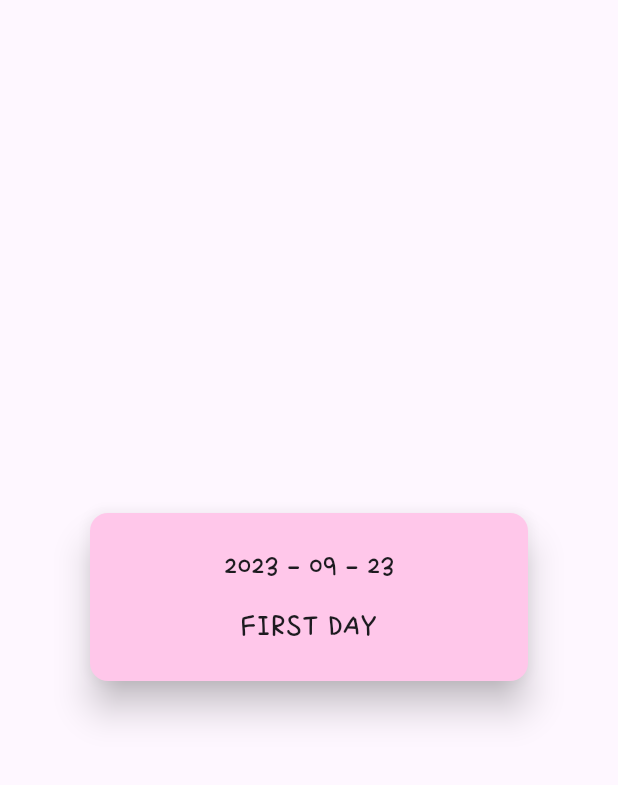
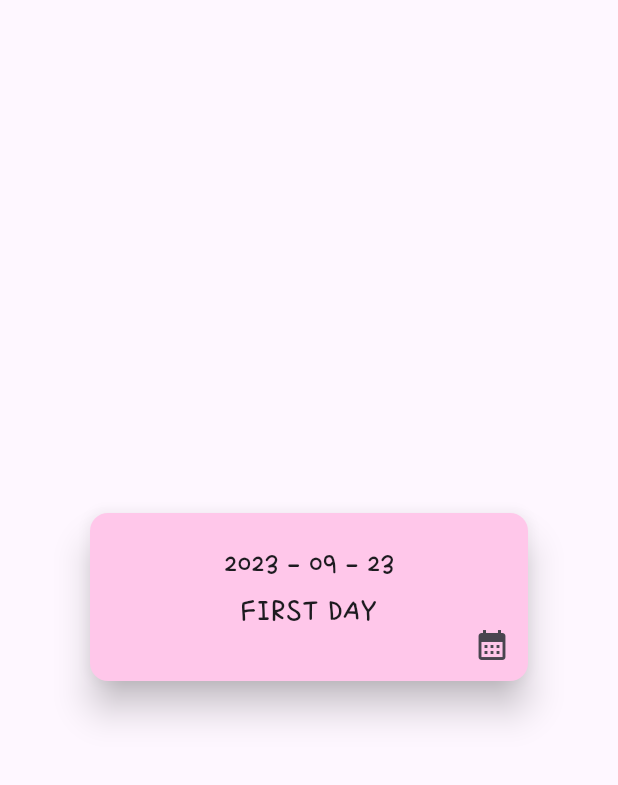
Before and after one commit to tyange/both_of_us, a Flutter app: the ResultScreen screen opened directly with empty values, on a phone screen of 412 x 824 dp, the part 63-848 px from its top. Run offline on Flutter 3.47's test engine with Material 2 defaults, Android fonts, the phone set to English and light mode, and no system bars; missing offline and left inert: add_2_calendar.

Commit message:
add to calendar 기능 추가

```diff
--- a/lib/models/anniversary.dart
+++ b/lib/models/anniversary.dart
@@ -1,13 +1,13 @@
+import 'package:flutter/material.dart';
+
 class Anniversary {
   Anniversary({
     required this.date,
-    required this.isFirstDay,
-    required this.isCurrentDay,
-    required this.isYearAnniversary,
+    required this.displayTitle,
+    required this.bgColor,
   });
 
   final DateTime date;
-  bool isFirstDay;
-  bool isCurrentDay;
-  bool isYearAnniversary;
+  String displayTitle;
+  Color bgColor;
 }
--- a/lib/screens/result.dart
+++ b/lib/screens/result.dart
@@ -2,12 +2,17 @@ import 'package:both_of_us/models/anniversary.dart';
 import 'package:both_of_us/widgets/anniversary_card.dart';
 import 'package:flutter/material.dart';
 
-Map<String, int> anniversaryInterval = {
+const Map<String, int> anniversaryInterval = {
   "hundred": 100,
   "year": 365,
 };
 
-double extent = 120.0;
+const double extent = 120.0;
+
+const int firstDayColorHex = 0xffFBF0B2;
+const int currentDayColorHex = 0xffFFC7EA;
+const int yearAnniversaryColorHex = 0xffD8B4F8;
+const int hundredAnniversaryColorHex = 0xffCAEDFF;
 
 class ResultScreen extends StatefulWidget {
   const ResultScreen({
@@ -75,6 +80,42 @@ class _ResultScreenState extends State<ResultScreen> {
     return Set.from(anniversariesDate);
   }
 
+  String _displayDays(DateTime anniversaryDate, DateTime firstDay) {
+    int days = anniversaryDate.difference(firstDay).inDays;
+
+    if (days == 0) {
+      return 'FIRST DAY';
+    }
+
+    bool isYearAnniversary = anniversaryDate.month == widget.firstDay.month &&
+        anniversaryDate.day == widget.firstDay.day;
+
+    if (isYearAnniversary) {
+      final years = anniversaryDate.year - firstDay.year;
+
+      return '$years주년';
+    }
+
+    return '$days일';
+  }
+
+  Color _displayColor(DateTime anniversaryDate) {
+    if (anniversaryDate == widget.firstDay) {
+      return const Color(firstDayColorHex);
+    }
+
+    if (anniversaryDate == nowDate) {
+      return const Color(currentDayColorHex);
+    }
+
+    if (anniversaryDate.month == widget.firstDay.month &&
+        anniversaryDate.day == widget.firstDay.day) {
+      return const Color(yearAnniversaryColorHex);
+    } else {
+      return const Color(hundredAnniversaryColorHex);
+    }
+  }
+
   List<Anniversary> _getAnniversaryList(
       DateTime targetDate, DateTime firstDay) {
     Set<DateTime> hundredAnniversaries = _getAnniversaries(
@@ -89,12 +130,9 @@ class _ResultScreenState extends State<ResultScreen> {
 
     for (DateTime anniversaryDate in calculatedAnniversariesDate) {
       anniversaries.add(Anniversary(
-        date: anniversaryDate,
-        isFirstDay: anniversaryDate == widget.firstDay,
-        isCurrentDay: anniversaryDate == nowDate,
-        isYearAnniversary: anniversaryDate.month == nowDate.month &&
-            anniversaryDate.day == nowDate.day,
-      ));
+          date: anniversaryDate,
+          displayTitle: _displayDays(anniversaryDate, firstDay),
+          bgColor: _displayColor(anniversaryDate)));
     }
 
     anniversaries.sort((a, b) => a.date.compareTo(b.date));
@@ -116,7 +154,7 @@ class _ResultScreenState extends State<ResultScreen> {
 
   void _jumpToCurrentDay() {
     int currentDayAnniversaryIndex =
-        _allAnniversaries.indexWhere((element) => element.isCurrentDay);
+        _allAnniversaries.indexWhere((element) => element.date == nowDate);
 
     if (currentDayAnniversaryIndex == -1) {
       return;
@@ -180,7 +218,6 @@ class _ResultScreenState extends State<ResultScreen> {
           for (final anniversary in _allAnniversaries)
             AnniversaryCard(
               anniversary: anniversary,
-              firstDay: widget.firstDay,
             )
         ],
       ),
--- a/lib/widgets/anniversary_card.dart
+++ b/lib/widgets/anniversary_card.dart
@@ -1,53 +1,33 @@
 import 'package:flutter/material.dart';
 import 'package:intl/intl.dart';
+import 'package:add_2_calendar/add_2_calendar.dart';
 
 import 'package:both_of_us/models/anniversary.dart';
-
-const int firstDayColorHex = 0xffFBF0B2;
-const int currentDayColorHex = 0xffFFC7EA;
-const int yearAnniversaryColorHex = 0xffD8B4F8;
-const int hundredAnniversaryColorHex = 0xffCAEDFF;
 
 class AnniversaryCard extends StatelessWidget {
   const AnniversaryCard({
     super.key,
     required this.anniversary,
-    required this.firstDay,
   });
 
   final Anniversary anniversary;
-  final DateTime firstDay;
 
-  String _displayDays(Anniversary anniversary, DateTime firstDay) {
-    int days = anniversary.date.difference(firstDay).inDays;
-
-    if (days == 0) {
-      return 'FIRST DAY';
-    }
-
-    if (anniversary.isYearAnniversary) {
-      final years = anniversary.date.year - firstDay.year;
-
-      return '$years주년';
-    }
-
-    return '$days일';
-  }
-
-  Color _displayColor(Anniversary anniversary) {
-    if (anniversary.isFirstDay) {
-      return const Color(firstDayColorHex);
-    }
-
-    if (anniversary.isCurrentDay) {
-      return const Color(currentDayColorHex);
-    }
-
-    if (anniversary.isYearAnniversary) {
-      return const Color(yearAnniversaryColorHex);
-    } else {
-      return const Color(hundredAnniversaryColorHex);
-    }
+  Event buildEvent(DateTime anniversaryDate) {
+    return Event(
+      title: 'Test eventeee',
+      description: 'example',
+      startDate: anniversaryDate,
+      endDate: anniversaryDate,
+      allDay: false,
+      // iosParams: IOSParams(
+      //   reminder: Duration(minutes: 40),
+      //   url: "http://example.com",
+      // ),
+      // androidParams: AndroidParams(
+      //   emailInvites: ["test@example.com"],
+      // ),
+      // recurrence: recurrence,
+    );
   }
 
   @override
@@ -56,30 +36,42 @@ class AnniversaryCard extends StatelessWidget {
       width: 300,
       child: Card(
         elevation: 10,
-        color: _displayColor(anniversary),
-        child: Column(
-          mainAxisAlignment: MainAxisAlignment.center,
+        color: anniversary.bgColor,
+        child: Stack(
+          alignment: AlignmentDirectional.center,
           children: [
-            Text(
+            Positioned(
+              top: 20,
+              child: Text(
                 DateFormat('yyyy - MM - dd').format(anniversary.date),
                 style: const TextStyle(
                   fontFamily: 'SingleDay',
                   fontSize: 20,
                 ),
               ),
-            const SizedBox(
-              height: 10,
             ),
-            Text(
-              _displayDays(
-                anniversary,
-                firstDay,
-              ),
+            Positioned(
+              top: 50,
+              child: Text(
+                anniversary.displayTitle,
                 style: const TextStyle(
                   fontFamily: 'SingleDay',
                   fontSize: 22,
                 ),
               ),
+            ),
+            Positioned(
+              bottom: 0,
+              right: 0,
+              child: IconButton(
+                icon: const Icon(Icons.calendar_month),
+                onPressed: () {
+                  Add2Calendar.addEvent2Cal(
+                    buildEvent(anniversary.date),
+                  );
+                },
+              ),
+            )
           ],
         ),
       ),
--- a/pubspec.yaml
+++ b/pubspec.yaml
@@ -36,6 +36,7 @@ dependencies:
   # Use with the CupertinoIcons class for iOS style icons.
   cupertino_icons: ^1.0.2
   intl: ^0.18.1
+  add_2_calendar: ^2.2.4
 
 dev_dependencies:
   flutter_test:
```
Also changed, not shown: lib/widgets/result_name.dart (deleted, +0 -20 lines), lib/widgets/result_now_card.dart (deleted, +0 -58 lines), pubspec.lock, 6 other files. Lines whose indentation alone changed are shown as unchanged.
